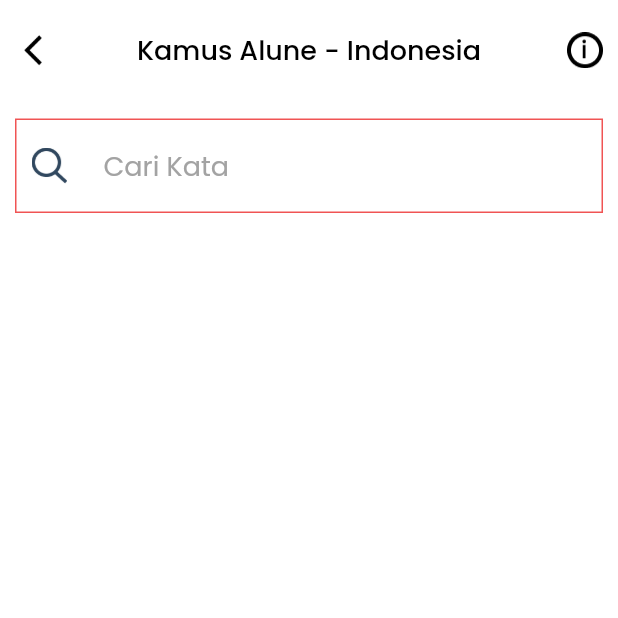
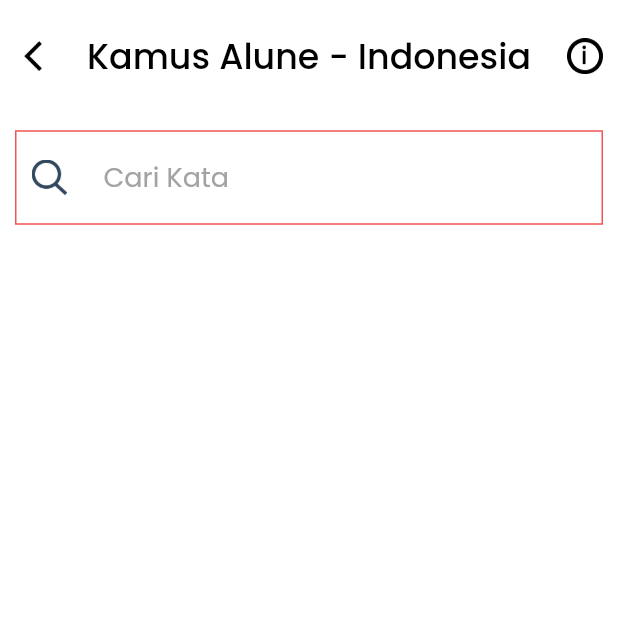
Before and after one commit to owenwattimena/kamus_alune_wamale, a Flutter app: the screen it shows after launch, after a tap on "ALUNE", on a phone screen of 412 x 824 dp, the top half of it. Run offline on Flutter 3.47's test engine with Material 2 defaults, Android fonts, the phone set to English and light mode, and no system bars; our stand-ins replace flutter_tts, fluttertoast, getwidget, google_fonts, material_design_icons_flutter, sqflite; missing offline and left inert: mailer; accounts and stored records are empty.

Commit message:
wrap navbar title

```diff
--- a/lib/ui/widgets/navbar_widget.dart
+++ b/lib/ui/widgets/navbar_widget.dart
@@ -33,9 +33,16 @@ class NavbarWidget extends StatelessWidget {
                       image: AssetImage("assets/images/back_icon.png"))),
             ),
           ),
-          Text(
-            '$title',
-            style: blackFontStyle2.copyWith(fontSize: 18),
+          Expanded(
+            child: FittedBox(
+              fit: BoxFit.fitWidth,
+              child: Text(
+                '$title',
+                // overflow: TextOverflow.clip,
+                // softWrap: true,
+                style: blackFontStyle2.copyWith(fontSize: 18),
+              ),
+            ),
           ),
           (showInfo)
               ? InkWell(
```
